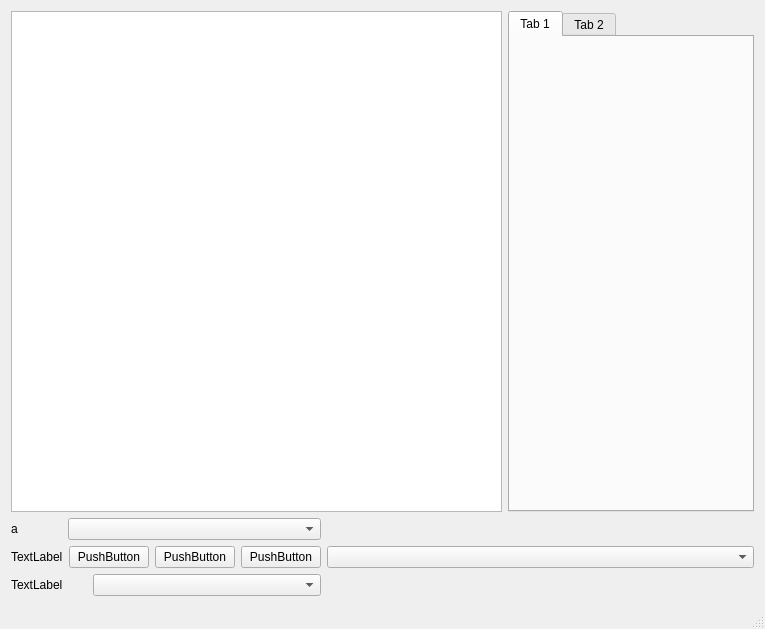
Before: the Qt Designer form SINS/code/SINS/MainWindow.ui in FlashOpen-Go/QtExampleCode, drawn with Qt 5.
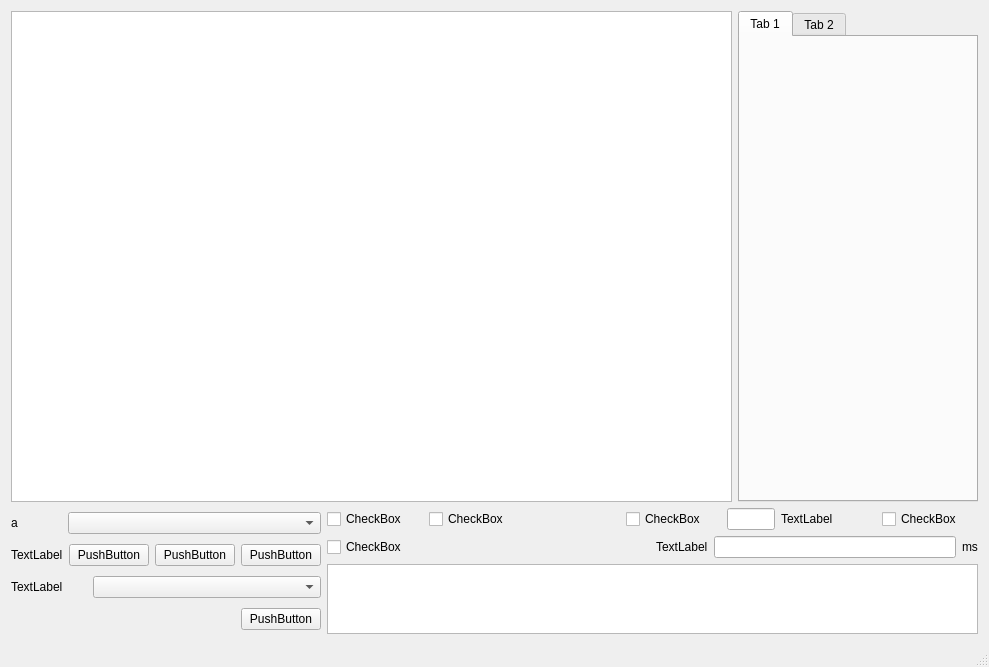
After: the same form once the commit is applied.

Commit message: 初步完成界面部分的设计

Patch:
```diff
--- a/SINS/code/SINS/MainWindow.ui
+++ b/SINS/code/SINS/MainWindow.ui
@@ -6,8 +6,8 @@
    <rect>
     <x>0</x>
     <y>0</y>
-    <width>765</width>
-    <height>629</height>
+    <width>989</width>
+    <height>667</height>
    </rect>
   </property>
   <property name="windowTitle">
@@ -16,7 +16,7 @@
   <widget class="QWidget" name="centralWidget">
    <layout class="QVBoxLayout" name="verticalLayout_2" stretch="6,1">
     <item>
-     <layout class="QHBoxLayout" name="horizontalLayout" stretch="2,1">
+     <layout class="QHBoxLayout" name="horizontalLayout" stretch="3,1">
       <item>
        <widget class="QTextEdit" name="ReceiveText">
         <property name="html">
@@ -48,7 +48,7 @@
      </layout>
     </item>
     <item>
-     <layout class="QHBoxLayout" name="horizontalLayout_2" stretch="1,8">
+     <layout class="QHBoxLayout" name="horizontalLayout_2" stretch="1,5">
       <item>
        <layout class="QVBoxLayout" name="verticalLayout">
         <item>
@@ -111,10 +111,137 @@
           </item>
          </layout>
         </item>
+        <item>
+         <layout class="QHBoxLayout" name="horizontalLayout_3">
+          <item>
+           <spacer name="horizontalSpacer">
+            <property name="orientation">
+             <enum>Qt::Horizontal</enum>
+            </property>
+            <property name="sizeHint" stdset="0">
+             <size>
+              <width>40</width>
+              <height>20</height>
+             </size>
+            </property>
+           </spacer>
+          </item>
+          <item>
+           <widget class="QPushButton" name="SendBtn">
+            <property name="text">
+             <string>PushButton</string>
+            </property>
+           </widget>
+          </item>
+         </layout>
+        </item>
        </layout>
       </item>
       <item>
-       <widget class="QComboBox" name="comboBox"/>
+       <layout class="QVBoxLayout" name="verticalLayout_3" stretch="1,1,4">
+        <property name="sizeConstraint">
+         <enum>QLayout::SetDefaultConstraint</enum>
+        </property>
+        <item>
+         <layout class="QHBoxLayout" name="horizontalLayout_7" stretch="2,2,2,2,1,2,2">
+          <item>
+           <widget class="QCheckBox" name="isShowHexCbox">
+            <property name="text">
+             <string>CheckBox</string>
+            </property>
+           </widget>
+          </item>
+          <item>
+           <widget class="QCheckBox" name="isSendByHexCbox">
+            <property name="text">
+             <string>CheckBox</string>
+            </property>
+           </widget>
+          </item>
+          <item>
+           <spacer name="horizontalSpacer_2">
+            <property name="orientation">
+             <enum>Qt::Horizontal</enum>
+            </property>
+            <property name="sizeHint" stdset="0">
+             <size>
+              <width>40</width>
+              <height>20</height>
+             </size>
+            </property>
+           </spacer>
+          </item>
+          <item>
+           <widget class="QCheckBox" name="isSendInTimeCbox">
+            <property name="text">
+             <string>CheckBox</string>
+            </property>
+           </widget>
+          </item>
+          <item>
+           <widget class="QLineEdit" name="SendTimeLedt"/>
+          </item>
+          <item>
+           <widget class="QLabel" name="TimeLabel">
+            <property name="text">
+             <string>TextLabel</string>
+            </property>
+           </widget>
+          </item>
+          <item>
+           <widget class="QCheckBox" name="isAddCrLf">
+            <property name="text">
+             <string>CheckBox</string>
+            </property>
+           </widget>
+          </item>
+         </layout>
+        </item>
+        <item>
+         <layout class="QHBoxLayout" name="horizontalLayout_8" stretch="0,0,0,0,0">
+          <item>
+           <widget class="QCheckBox" name="isShowTimeAndPackeCbox">
+            <property name="text">
+             <string>CheckBox</string>
+            </property>
+           </widget>
+          </item>
+          <item>
+           <spacer name="horizontalSpacer_3">
+            <property name="orientation">
+             <enum>Qt::Horizontal</enum>
+            </property>
+            <property name="sizeHint" stdset="0">
+             <size>
+              <width>40</width>
+              <height>20</height>
+             </size>
+            </property>
+           </spacer>
+          </item>
+          <item>
+           <widget class="QLabel" name="OverTimeLabel">
+            <property name="text">
+             <string>TextLabel</string>
+            </property>
+           </widget>
+          </item>
+          <item>
+           <widget class="QLineEdit" name="OverTimeLedit"/>
+          </item>
+          <item>
+           <widget class="QLabel" name="label_2">
+            <property name="text">
+             <string>ms</string>
+            </property>
+           </widget>
+          </item>
+         </layout>
+        </item>
+        <item>
+         <widget class="QTextEdit" name="SendText"/>
+        </item>
+       </layout>
       </item>
      </layout>
     </item>
```
Left out of the diff: 2 changed lines with no effect on the pictures. The commit also changes 1 other file.
